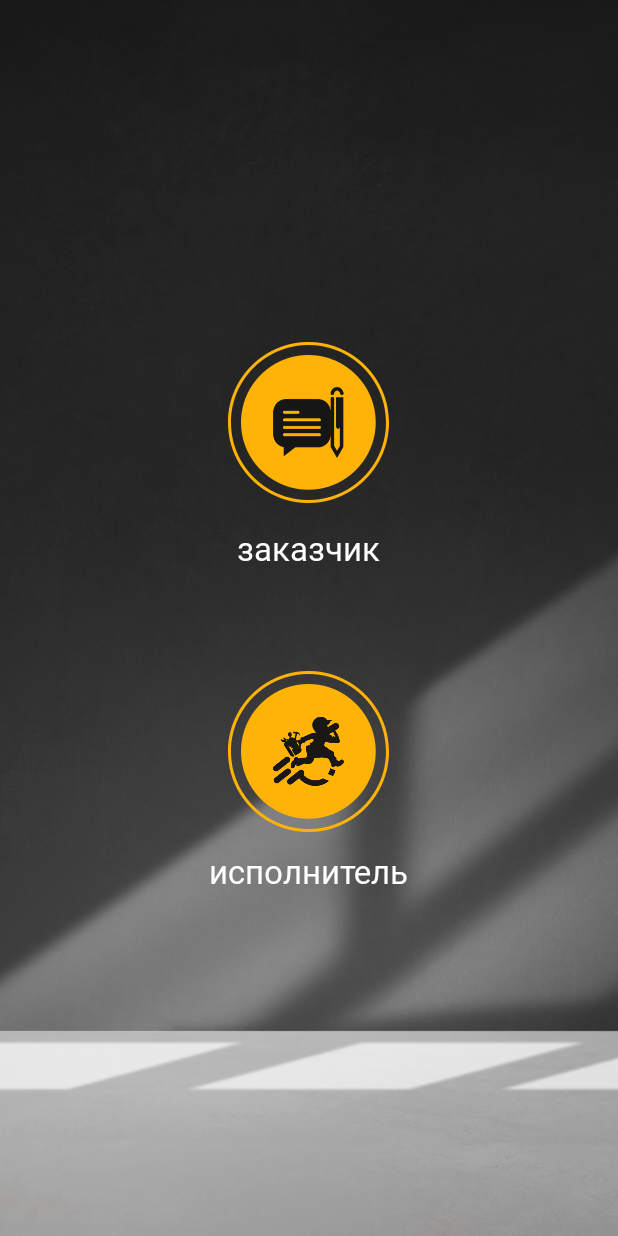
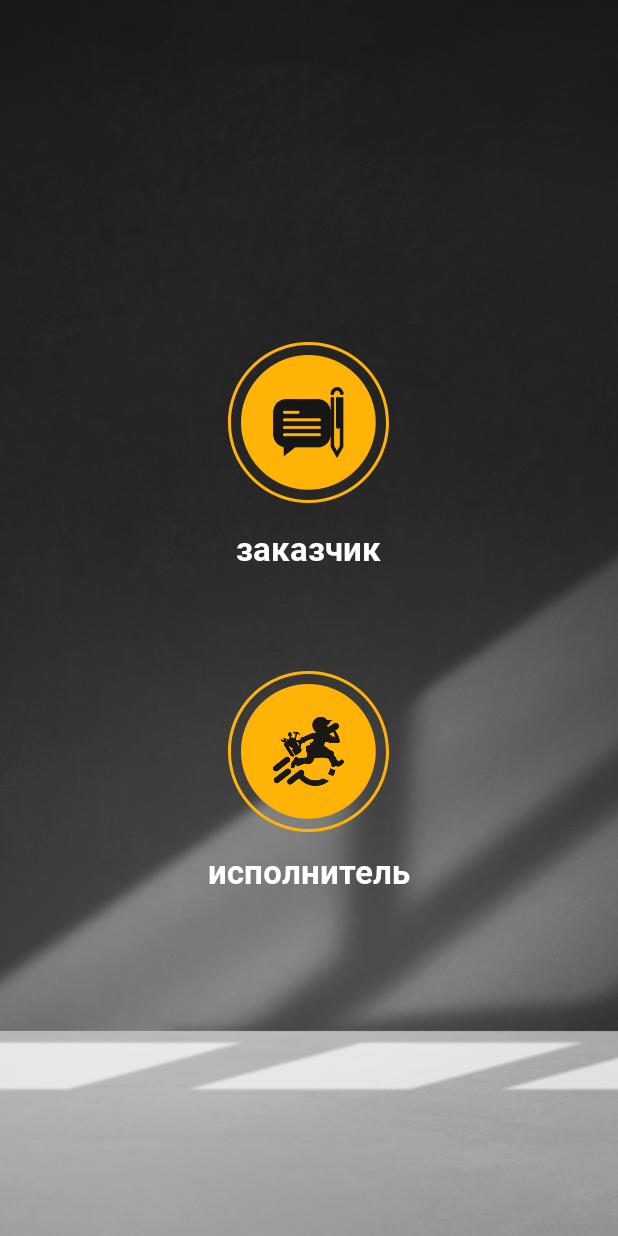
Before and after one commit to Arab1997/begunok-app, an Android app: the layout screen_finish_login.xml on its own in the app's theme, with its tools: preview values and no code run, on a phone screen of 412 x 824 dp. Run offline under Robolectric (Android 15) with nearby library versions, the phone set to English and light mode, and no system bars.

Commit message:
- Packaging

```diff
--- a/app/src/main/java/com/reactive/begunok/base/BaseActivity.kt
+++ b/app/src/main/java/com/reactive/begunok/base/BaseActivity.kt
@@ -4,7 +4,6 @@ import android.content.Intent
 import android.os.Bundle
 import androidx.annotation.LayoutRes
 import androidx.appcompat.app.AppCompatActivity
-import com.reactive.begunok.BuildConfig
 
 abstract class BaseActivity(@LayoutRes private val layoutId: Int) : AppCompatActivity() {
 
@@ -20,7 +19,7 @@ abstract class BaseActivity(@LayoutRes private val layoutId: Int) : AppCompatAct
 
     private fun initUpdateManager() {
         updateManager = UpdateManager(this).apply {
-            if (!BuildConfig.DEBUG) checkUpdate()
+            checkUpdate()
         }
     }
 
--- a/app/src/main/java/com/reactive/begunok/ui/activities/MainActivity.kt
+++ b/app/src/main/java/com/reactive/begunok/ui/activities/MainActivity.kt
@@ -8,7 +8,6 @@ import com.reactive.begunok.base.initialFragment
 import com.reactive.begunok.ui.screens.BottomNavScreen
 import com.reactive.begunok.ui.screens.auth.AuthScreen
 import com.reactive.begunok.ui.screens.splash.SplashScreen
-import com.reactive.begunok.ui.screens.main.sign.SignFragment
 import com.reactive.begunok.utils.extensions.showGone
 import com.reactive.begunok.utils.preferences.SharedManager
 import kotlinx.android.synthetic.main.activity_main.*
--- a/app/src/main/java/com/reactive/begunok/ui/adapters/SignPagerAdapter.kt
+++ b/app/src/main/java/com/reactive/begunok/ui/adapters/SignPagerAdapter.kt
@@ -3,8 +3,8 @@ package com.reactive.begunok.ui.adapters
 import androidx.fragment.app.FragmentManager
 import androidx.fragment.app.FragmentPagerAdapter
 import com.reactive.begunok.base.BaseFragment
-import com.reactive.begunok.ui.screens.main.sign.LoginScreen
-import com.reactive.begunok.ui.screens.main.sign.RegistrationScreen
+import com.reactive.begunok.ui.screens.auth.LoginScreen
+import com.reactive.begunok.ui.screens.auth.RegistrationScreen
 
 class SignPagerAdapter(fm: FragmentManager) : FragmentPagerAdapter(fm) {
     override fun getItem(position: Int): BaseFragment {
--- a/app/src/main/java/com/reactive/begunok/ui/screens/BottomNavScreen.kt
+++ b/app/src/main/java/com/reactive/begunok/ui/screens/BottomNavScreen.kt
@@ -4,9 +4,8 @@ import android.view.MenuItem
 import androidx.fragment.app.Fragment
 import com.reactive.begunok.R
 import com.reactive.begunok.base.BaseFragment
+import com.reactive.begunok.ui.screens.auth.SignFragment
 import com.reactive.begunok.ui.screens.main.BlankScreen
-import com.reactive.begunok.ui.screens.main.sign.RegistrationScreen
-import com.reactive.begunok.ui.screens.main.sign.SignFragment
 import kotlinx.android.synthetic.main.screen_bottom_nav.*
 
 class BottomNavScreen : BaseFragment(R.layout.screen_bottom_nav) {
--- a/app/src/main/java/com/reactive/begunok/ui/screens/main/sign/FinishLoginScreen.kt
+++ b/app/src/main/java/com/reactive/begunok/ui/screens/auth/FinishLoginScreen.kt
@@ -1,4 +1,4 @@
-package com.reactive.begunok.ui.screens.main.sign
+package com.reactive.begunok.ui.screens.auth
 
 import com.reactive.begunok.R
 import com.reactive.begunok.base.BaseFragment
--- a/app/src/main/java/com/reactive/begunok/ui/screens/main/sign/LoginScreen.kt
+++ b/app/src/main/java/com/reactive/begunok/ui/screens/auth/LoginScreen.kt
@@ -1,4 +1,4 @@
-package com.reactive.begunok.ui.screens.main.sign
+package com.reactive.begunok.ui.screens.auth
 
 import com.reactive.begunok.R
 import com.reactive.begunok.base.BaseFragment
--- a/app/src/main/java/com/reactive/begunok/ui/screens/main/sign/RegistrationScreen.kt
+++ b/app/src/main/java/com/reactive/begunok/ui/screens/auth/RegistrationScreen.kt
@@ -1,4 +1,4 @@
-package com.reactive.begunok.ui.screens.main.sign
+package com.reactive.begunok.ui.screens.auth
 
 import com.reactive.begunok.R
 import com.reactive.begunok.base.BaseFragment
--- a/app/src/main/java/com/reactive/begunok/ui/screens/main/sign/SignFragment.kt
+++ b/app/src/main/java/com/reactive/begunok/ui/screens/auth/SignFragment.kt
@@ -1,4 +1,4 @@
-package com.reactive.begunok.ui.screens.main.sign
+package com.reactive.begunok.ui.screens.auth
 
 import com.reactive.begunok.R
 import com.reactive.begunok.base.BaseFragment
--- a/app/src/main/res/drawable/back.xml
+++ /dev/null
@@ -1,7 +0,0 @@
-<?xml version="1.0" encoding="utf-8"?>
-<shape xmlns:android="http://schemas.android.com/apk/res/android">
-    <gradient
-        android:angle="-45"
-        android:endColor="@color/white"
-        android:startColor="#E8E3E3" />
-</shape>
--- a/app/src/main/res/layout/screen_finish_login.xml
+++ b/app/src/main/res/layout/screen_finish_login.xml
@@ -33,7 +33,7 @@
         android:layout_height="wrap_content"
         android:layout_gravity="center"
         android:layout_marginTop="15dp"
-        android:fontFamily="@font/inter_bold"
+        android:fontFamily="@font/roboto_bold"
         android:text="заказчик"
         android:textAllCaps="false"
         android:textColor="@color/white"
@@ -69,7 +69,7 @@
         android:layout_height="wrap_content"
         android:layout_gravity="center"
         android:layout_marginTop="11dp"
-        android:fontFamily="@font/inter_bold"
+        android:fontFamily="@font/roboto_bold"
         android:text="исполнитель"
         android:textAllCaps="false"
         android:textColor="@color/white"
--- a/app/src/main/res/values/colors.xml
+++ b/app/src/main/res/values/colors.xml
@@ -1,8 +1,8 @@
 <?xml version="1.0" encoding="utf-8"?>
 <resources>
     <color name="primary">#E8E3E3</color>
-    <color name="primaryDark">#E8E3E3</color>
-    <color name="accent">#34DC00</color>
+    <color name="primaryDark">@color/primary</color>
+    <color name="accent">@color/yellow</color>
     <color name="divider">#707070</color>
     <color name="black">#212121</color>
     <color name="white">#FFFFFF</color>
@@ -10,8 +10,7 @@
     <color name="red">#F32A1F</color>
     <color name="hint">#899196</color>
 
-
-<color name="back_grey">#6D6A6B</color>
+    <color name="back_grey">#6D6A6B</color>
     <color name="light_back">#F5F1F1</color>
 
 </resources>
```
